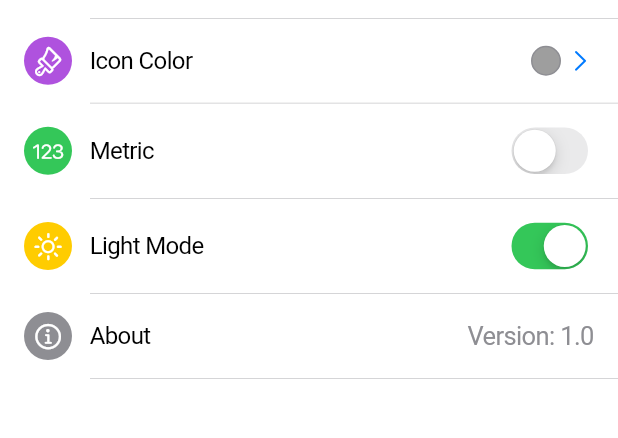
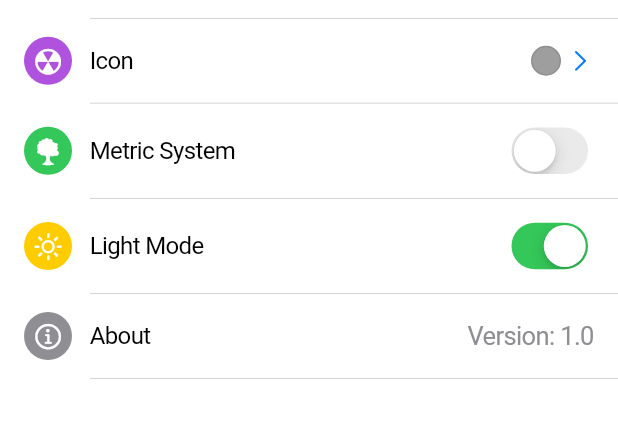
Before and after one commit to jlguevarra/weather-master, a Flutter app: the SettingsPage screen opened directly with empty values, on a phone screen of 412 x 824 dp, the part 132-570 px from its top. Run offline on Flutter 3.47's test engine with Material 3 defaults, Android fonts, the phone set to English and light mode, and no system bars; network calls fail.

Commit message:
komittmenttt icon

```diff
--- a/lib/main.dart
+++ b/lib/main.dart
@@ -232,8 +232,8 @@ class _SettingsPageState extends State<SettingsPage> {
             const _SettingsDivider(),
 
             _buildListRow(
-              CupertinoIcons.paintbrush,
-              'Icon Color',
+              CupertinoIcons.burn,
+              'Icon',
               iconColor: CupertinoColors.white,
               iconBgColor: CupertinoColors.systemPurple,
               trailing: Row(
@@ -265,8 +265,8 @@ class _SettingsPageState extends State<SettingsPage> {
             const _SettingsDivider(),
 
             _buildListRow(
-              CupertinoIcons.textformat_123,
-              'Metric',
+              CupertinoIcons.tree,
+              'Metric System',
               iconColor: CupertinoColors.white,
               iconBgColor: CupertinoColors.systemGreen,
               trailing: CupertinoSwitch(
```
